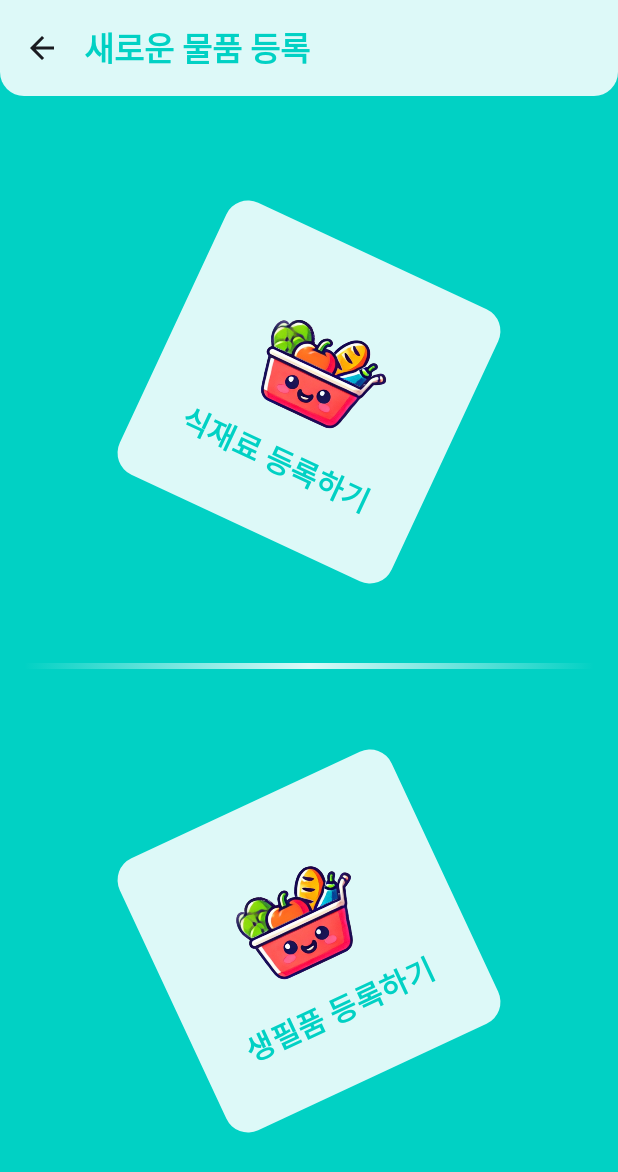
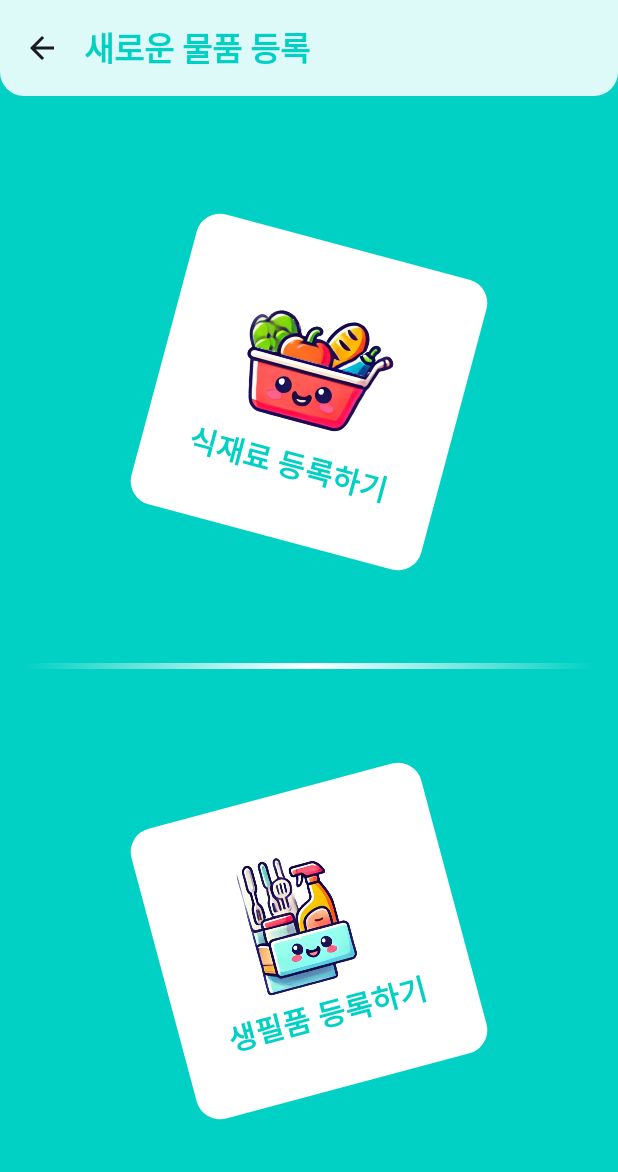
Before and after one commit to choiyukyung/Mobile_App_Myfridge_cyk, an Android app built with Jetpack Compose: the AddNewItemScreen screen opened through its navigation route, on a phone screen of 412 x 824 dp. Shown: the top 1172 px of the screen. Run offline under Robolectric (Android 15) with nearby library versions, the phone set to English and light mode, and no system bars; our stand-ins replace Dagger/Hilt's generated code, Firebase (no records; nobody signed in at launch, a user with empty details on screens opened directly).

Commit message:
Improve design of Home Screen, AddNewItem Screen

```diff
--- a/MyFridgeApp/app/src/main/java/com/example/myfridgeapp/feature/home/AddNewItemScreen.kt
+++ b/MyFridgeApp/app/src/main/java/com/example/myfridgeapp/feature/home/AddNewItemScreen.kt
@@ -91,13 +91,13 @@ fun AddNewItemScreen(navController: NavController) {
                 onClick = {  },
                 modifier = Modifier
                     .size(200.dp)
-                    .graphicsLayer(rotationZ = 25f),
+                    .graphicsLayer(rotationZ = 15f),
                 shape = RoundedCornerShape(16.dp),
                 colors = ButtonColors(
                     contentColor = MintBlue,
-                    containerColor = MintWhite,
+                    containerColor = Color.White,
                     disabledContentColor = MintBlue,
-                    disabledContainerColor = MintWhite
+                    disabledContainerColor = Color.White
                 )
             ) {
                 Column(
@@ -124,7 +124,7 @@ fun AddNewItemScreen(navController: NavController) {
                     .height(4.dp)
                     .background(
                         brush = Brush.linearGradient(
-                            colors = listOf(Color.Transparent, MintWhite, Color.Transparent)
+                            colors = listOf(Color.Transparent, Color.White, Color.Transparent)
                         )
                     )
             )
@@ -133,13 +133,13 @@ fun AddNewItemScreen(navController: NavController) {
                 onClick = { navController.navigate("essentialsRegister") },
                 modifier = Modifier
                     .size(200.dp)
-                    .graphicsLayer(rotationZ = 335f),
+                    .graphicsLayer(rotationZ = -15f),
                 shape = RoundedCornerShape(16.dp),
                 colors = ButtonColors(
                     contentColor = MintBlue,
-                    containerColor = MintWhite,
+                    containerColor = Color.White,
                     disabledContentColor = MintBlue,
-                    disabledContainerColor = MintWhite
+                    disabledContainerColor = Color.White
                 )
             ) {
                 Column(
@@ -147,7 +147,7 @@ fun AddNewItemScreen(navController: NavController) {
                     horizontalAlignment = Alignment.CenterHorizontally
                 ) {
                     Image(
-                        painter = painterResource(id = R.drawable.logo_food),
+                        painter = painterResource(id = R.drawable.logo_essentials),
                         contentDescription = "image description",
                         modifier = Modifier.size(100.dp)
                     )
--- a/MyFridgeApp/app/src/main/java/com/example/myfridgeapp/feature/home/HomeScreen.kt
+++ b/MyFridgeApp/app/src/main/java/com/example/myfridgeapp/feature/home/HomeScreen.kt
@@ -18,16 +18,17 @@ import androidx.compose.foundation.layout.size
 import androidx.compose.foundation.shape.RoundedCornerShape
 import androidx.compose.material.icons.Icons
 import androidx.compose.material.icons.automirrored.filled.ExitToApp
-import androidx.compose.material.icons.filled.Add
 import androidx.compose.material3.Button
 import androidx.compose.material3.ButtonDefaults
 import androidx.compose.material3.ExperimentalMaterial3Api
-import androidx.compose.material3.FloatingActionButton
+import androidx.compose.material3.HorizontalDivider
 import androidx.compose.material3.Icon
 import androidx.compose.material3.IconButton
 import androidx.compose.material3.Scaffold
 import androidx.compose.material3.Text
 import androidx.compose.material3.TopAppBar
+import androidx.compose.material3.TopAppBarColors
+import androidx.compose.material3.TopAppBarDefaults
 import androidx.compose.runtime.Composable
 import androidx.compose.runtime.LaunchedEffect
 import androidx.compose.runtime.collectAsState
@@ -73,14 +74,17 @@ fun HomeScreen(navController: NavController) {
     Scaffold(
         modifier = Modifier.fillMaxSize(),
         containerColor = MintWhite,
+        contentColor = MintWhite,
         topBar = {
+            Column {
                 TopAppBar(
                     modifier = Modifier.height(100.dp),
+                    colors = TopAppBarDefaults.topAppBarColors(MintWhite),
                     title = {
                         Image(
                             painter = painterResource(id = R.drawable.logo_myfridge),
                             contentDescription = "image description",
-                        modifier = Modifier.size(80.dp)
+                            modifier = Modifier.size(100.dp)
                         )
                     },
                     actions = {
@@ -91,8 +95,14 @@ fun HomeScreen(navController: NavController) {
                                 modifier = Modifier.size(50.dp)
                             )
                         }
-                },
+                    }
                 )
+                HorizontalDivider(
+                    modifier = Modifier.fillMaxWidth(),
+                    thickness = 1.dp,
+                    color = Color.Gray
+                )
+            }
         }
     ) {
         Column(
@@ -119,13 +129,13 @@ fun HomeScreen(navController: NavController) {
         Box(
             modifier = Modifier
                 .fillMaxSize()
-                .padding(16.dp) // 여백 조정
+                .padding(16.dp)
         ) {
             Image(
-                painter = painterResource(id = R.drawable.ocr_camera), // 이미지 설정
+                painter = painterResource(id = R.drawable.ocr_camera),
                 contentDescription = null,
                 modifier = Modifier
-                    .size(120.dp)
+                    .size(160.dp)
                     .align(Alignment.BottomEnd)
                     .padding(16.dp)
                     .clickable {
@@ -144,26 +154,28 @@ fun ButtonGroup(
 ) {
     val buttons = listOf(1, 2, 3, 4)
     val buttonLabels = listOf("식재료\n모아보기", "생필품\n모아보기", "장보기\n계획하기", "레시피\n아이디어")
+    val buttonImages = listOf(
+        R.drawable.logo_food,
+        R.drawable.logo_essentials,
+        R.drawable.logo_shop,
+        R.drawable.logo_kitchen
+    )
 
     val animationOffsets = buttons.map { buttonLabel ->
         animateDpAsState(targetValue = if (selectedButton == buttonLabel) (-80).dp else (-180).dp)
     }
 
-    Column(
-        horizontalAlignment = Alignment.CenterHorizontally
-    ) {
     buttons.forEachIndexed { index, buttonLabel ->
         Button(
             onClick = {
                 if (selectedButton == buttonLabel) {
                     when (buttonLabel) {
-                            1 -> navController.navigate("page1") {
-                                popUpTo("home") { inclusive = true }
-                            }
+                        1 -> navController.navigate("page1")
 
                         2 -> navController.navigate("essentialsList") {
                             popUpTo("home") { inclusive = true }
                         }
+
                         3 -> navController.navigate("page3")
                         4 -> navController.navigate("page4")
                     }
@@ -181,11 +193,7 @@ fun ButtonGroup(
             colors = ButtonDefaults.buttonColors(containerColor = MintBlue),
             shape = RoundedCornerShape(20.dp)
         ) {
-                Row(
-                    verticalAlignment = Alignment.CenterVertically,
-                    horizontalArrangement = Arrangement.SpaceBetween
-                ) {
-                    Row(
+            Box(
                 modifier = Modifier
                     .fillMaxSize()
                     .padding(vertical = 5.dp, horizontal = 20.dp)
@@ -198,26 +206,35 @@ fun ButtonGroup(
                             bottomEnd = 20.dp
                         )
                     ),
-                        verticalAlignment = Alignment.Bottom,
-                        horizontalArrangement = Arrangement.SpaceBetween
             ) {
                 Image(
                     painter = painterResource(id = R.drawable.mini_fridge),
                     contentDescription = "image description",
-                            modifier = Modifier.size(80.dp)
+                    modifier = Modifier
+                        .size(80.dp)
+                        .align(Alignment.BottomStart)
                 )
+
                 Text(
                     text = buttonLabels[index],
-                            modifier = Modifier.padding(24.dp),
+                    modifier = Modifier
+                        .align(Alignment.CenterEnd)
+                        .padding(horizontal = 36.dp),
                     fontSize = 20.sp,
                     fontWeight = FontWeight.Bold,
                     color = DeepGreen,
-                            lineHeight = 30.sp,
-                            textAlign = TextAlign.Center
+                    lineHeight = 30.sp
                 )
 
-                    }
-                }
+                Image(
+                    painter = painterResource(id = buttonImages[index]),
+                    contentDescription = "image description",
+                    modifier = Modifier
+                        .size(60.dp)
+                        .align(Alignment.BottomEnd)
+                        .offset(x = 45.dp)
+                )
+
 
             }
         }
```
Also changed, not shown: MyFridgeApp/app/src/main/res/drawable/logo_food.png, MyFridgeApp/app/src/main/res/drawable/logo_kitchen.png, MyFridgeApp/app/src/main/res/drawable/logo_shop.png. Lines whose indentation alone changed are shown as unchanged.
